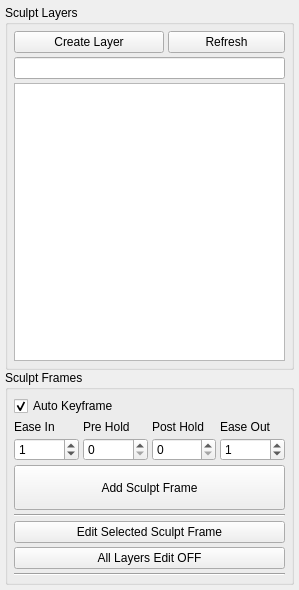
Old version of the form release/scripts/mgear/crank/crank_ui.ui in the repository mgear-dev/mgear4.
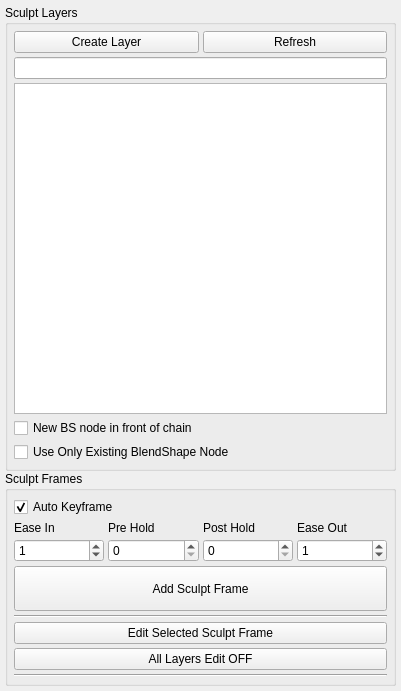
New version of the form.

Commit message: Crank: add support to use existing blendshapes nodes or creating nodes in foc. First working version #416

```diff
--- a/release/scripts/mgear/crank/crank_ui.ui
+++ b/release/scripts/mgear/crank/crank_ui.ui
@@ -6,8 +6,8 @@
    <rect>
     <x>0</x>
     <y>0</y>
-    <width>299</width>
-    <height>590</height>
+    <width>401</width>
+    <height>691</height>
    </rect>
   </property>
   <property name="windowTitle">
@@ -106,6 +106,32 @@
         </property>
        </widget>
       </item>
+      <item row="3" column="0">
+       <widget class="QCheckBox" name="foc_checkBox">
+        <property name="toolTip">
+         <string>&lt;html&gt;&lt;head/&gt;&lt;body&gt;&lt;p&gt;Create a New BlendShape node in Front of Chain (FOC)&lt;/p&gt;&lt;/body&gt;&lt;/html&gt;</string>
+        </property>
+        <property name="text">
+         <string>New BS node in front of chain</string>
+        </property>
+        <property name="checked">
+         <bool>false</bool>
+        </property>
+       </widget>
+      </item>
+      <item row="4" column="0">
+       <widget class="QCheckBox" name="useExistingBS_checkBox">
+        <property name="toolTip">
+         <string>&lt;html&gt;&lt;head/&gt;&lt;body&gt;&lt;p&gt;Crank will use only existing Blendshapes nodes that are &lt;span style=&quot; font-weight:600;&quot;&gt;not already managed &lt;/span&gt;with other Crank layer. &lt;br/&gt;If any suitable Blendshape node is found the tool will &lt;span style=&quot; font-weight:600;&quot;&gt;NOT create&lt;/span&gt; a new node for the given object and the layer creation will be aborted&lt;/p&gt;&lt;/body&gt;&lt;/html&gt;</string>
+        </property>
+        <property name="text">
+         <string>Use Only Existing BlendShape Node</string>
+        </property>
+        <property name="checked">
+         <bool>false</bool>
+        </property>
+       </widget>
+      </item>
      </layout>
     </widget>
    </item>
```
Left out of the diff: 19 changed lines with no effect on the pictures. The commit also changes 2 other files.
